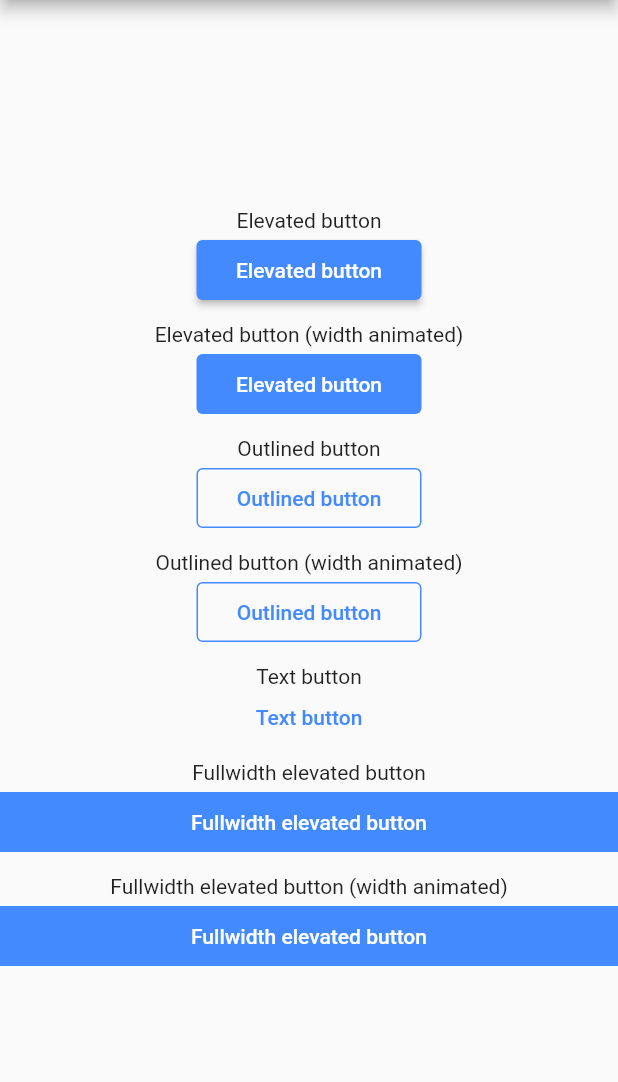
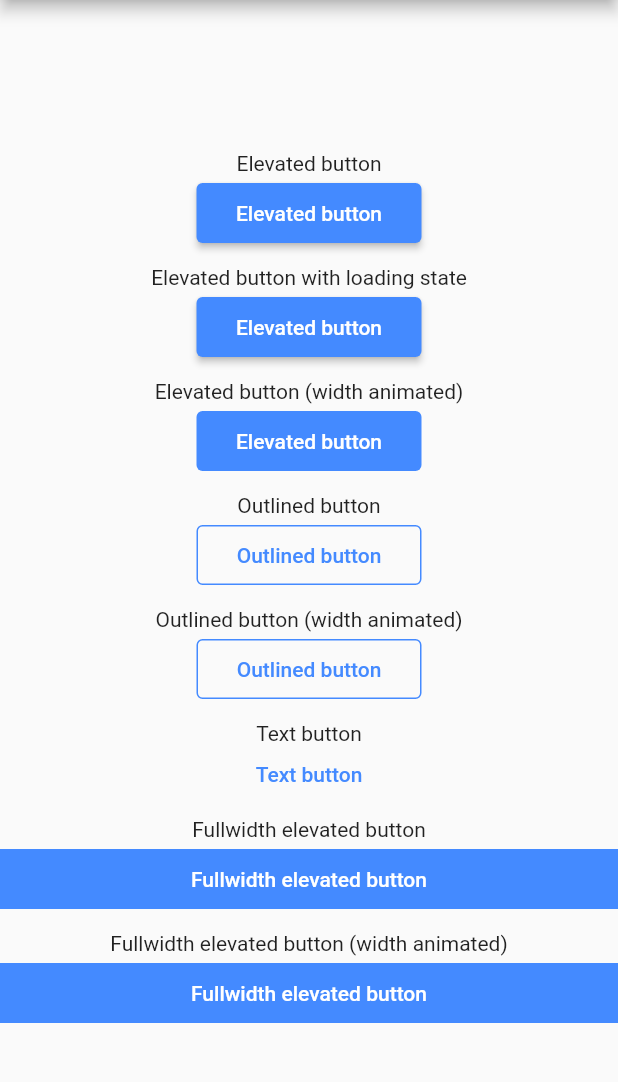
Before and after one commit to usefulteam/easy_loading_button, a Flutter app: the screen it shows after launch, on a phone screen of 412 x 824 dp, the part 84-1166 px from its top. Run offline on Flutter 3.47's test engine with Material 2 defaults, Android fonts, the phone set to English and light mode, and no system bars.

Commit message:
manage button loading state from outside

```diff
--- a/example/lib/main.dart
+++ b/example/lib/main.dart
@@ -33,6 +33,8 @@ class ExamplePage extends StatefulWidget {
 }
 
 class _ExamplePageState extends State<ExamplePage> {
+  bool isLoading = false;
+
   @override
   Widget build(BuildContext context) {
     onButtonPressed() async {
@@ -46,6 +48,12 @@ class _ExamplePageState extends State<ExamplePage> {
         // and do page navigation in the returned VoidCallback.
         // So that user won't missed out the reverse animation.
       };
+    }
+
+    onLoadingPressed() async {
+      changeLoadingState();
+      await Future.delayed(const Duration(milliseconds: 3000), () => 42);
+      changeLoadingState();
     }
 
     return Scaffold(
@@ -87,6 +95,39 @@ class _ExamplePageState extends State<ExamplePage> {
               contentGap: 6.0,
               buttonColor: Colors.blueAccent,
               onPressed: onButtonPressed,
+            ),
+            const SizedBox(
+              height: 15,
+            ),
+            const Text(
+              'Elevated button with loading state',
+            ),
+            const SizedBox(
+              height: 5,
+            ),
+            EasyButton(
+              idleStateWidget: const Text(
+                'Elevated button',
+                style: TextStyle(
+                  color: Colors.white,
+                ),
+              ),
+              loadingStateWidget: const CircularProgressIndicator(
+                strokeWidth: 3.0,
+                valueColor: AlwaysStoppedAnimation<Color>(
+                  Colors.white,
+                ),
+              ),
+              useEqualLoadingStateWidgetDimension: true,
+              useWidthAnimation: false,
+              width: 150.0,
+              height: 40.0,
+              borderRadius: 4.0,
+              elevation: 2.0,
+              contentGap: 6.0,
+              buttonColor: Colors.blueAccent,
+              onPressed: onLoadingPressed,
+              state: isLoading ? EasyButtonState.loading : EasyButtonState.idle,
             ),
             const SizedBox(
               height: 15,
@@ -276,4 +317,11 @@ class _ExamplePageState extends State<ExamplePage> {
       ), // This trailing comma makes auto-formatting nicer for build methods.
     );
   }
+
+  void changeLoadingState() {
+    setState(() {
+      isLoading = !isLoading;
+    });
+  }
+
 }
--- a/example/pubspec.yaml
+++ b/example/pubspec.yaml
@@ -15,7 +15,7 @@ publish_to: 'none' # Remove this line if you wish to publish to pub.dev
 # In iOS, build-name is used as CFBundleShortVersionString while build-number used as CFBundleVersion.
 # Read more about iOS versioning at
 # https://developer.apple.com/library/archive/documentation/General/Reference/InfoPlistKeyReference/Articles/CoreFoundationKeys.html
-version: 0.3.1
+version: 0.3.2
 
 environment:
   sdk: ">=2.17.5 <3.0.0"
--- a/lib/easy_button.dart
+++ b/lib/easy_button.dart
@@ -61,10 +61,12 @@ class EasyButton extends StatefulWidget {
   /// For [`EasyButtonType.text`]: This will be the text color.
   final Color buttonColor;
 
+ EasyButtonState state;
+
   /// Function to run when button is pressed.
   final Function? onPressed;
 
-  const EasyButton({
+   EasyButton({
     Key? key,
     required this.idleStateWidget,
     required this.loadingStateWidget,
@@ -78,6 +80,7 @@ class EasyButton extends StatefulWidget {
     this.elevation = 0.0,
     this.buttonColor = Colors.blueAccent,
     this.onPressed,
+    this.state = EasyButtonState.idle,
   }) : super(key: key);
 
   @override
@@ -92,7 +95,7 @@ class _EasyButtonState extends State<EasyButton> with TickerProviderStateMixin {
   final Duration _duration = const Duration(
     milliseconds: 250,
   );
-  EasyButtonState _state = EasyButtonState.idle;
+  // EasyButtonState _state = EasyButtonState.idle;
   late double _width;
   late double _height;
   late double _borderRadius;
@@ -119,7 +122,6 @@ class _EasyButtonState extends State<EasyButton> with TickerProviderStateMixin {
   }
 
   void _reset() {
-    _state = EasyButtonState.idle;
     _width = widget.width;
     _height = widget.height;
     _borderRadius = widget.borderRadius;
@@ -194,7 +196,7 @@ class _EasyButtonState extends State<EasyButton> with TickerProviderStateMixin {
         widget.type == EasyButtonType.text ? 0.0 : widget.contentGap;
     Widget contentWidget;
 
-    switch (_state) {
+    switch (widget.state) {
       case EasyButtonState.idle:
         contentWidget = widget.idleStateWidget;
 
@@ -224,7 +226,7 @@ class _EasyButtonState extends State<EasyButton> with TickerProviderStateMixin {
   }
 
   Future _manageLoadingState() async {
-    if (_state != EasyButtonState.idle) {
+    if (widget.state != EasyButtonState.idle) {
       return;
     }
 
@@ -257,17 +259,17 @@ class _EasyButtonState extends State<EasyButton> with TickerProviderStateMixin {
 
   void _toProcessing() {
     setState(() {
-      _state = EasyButtonState.loading;
+      widget.state = EasyButtonState.loading;
     });
   }
 
   void _toDefault() {
     if (mounted) {
       setState(() {
-        _state = EasyButtonState.idle;
+        widget.state = EasyButtonState.idle;
       });
     } else {
-      _state = EasyButtonState.idle;
+      widget.state = EasyButtonState.idle;
     }
   }
 
--- a/pubspec.yaml
+++ b/pubspec.yaml
@@ -1,6 +1,6 @@
 name: easy_loading_button
 description: A simple, easy to use, and customizable progress/loading _Material Flutter Button_ that supports variety of button styles (elevated, outlined, text).
-version: 0.3.1
+version: 0.3.2
 homepage: https://github.com/usefulteam/easy_loading_button
 issue_tracker: https://github.com/usefulteam/easy_loading_button/issues
 
```
Also changed, not shown: example/pubspec.lock.
